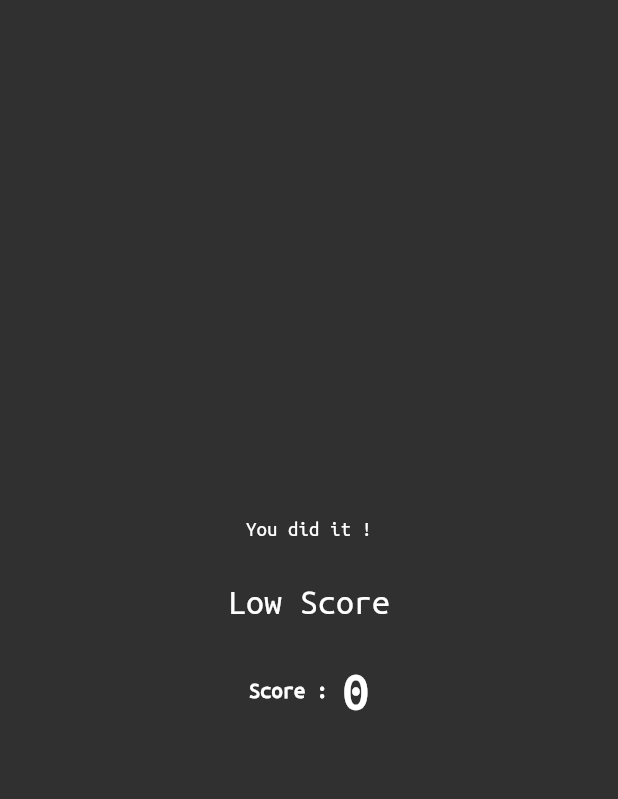
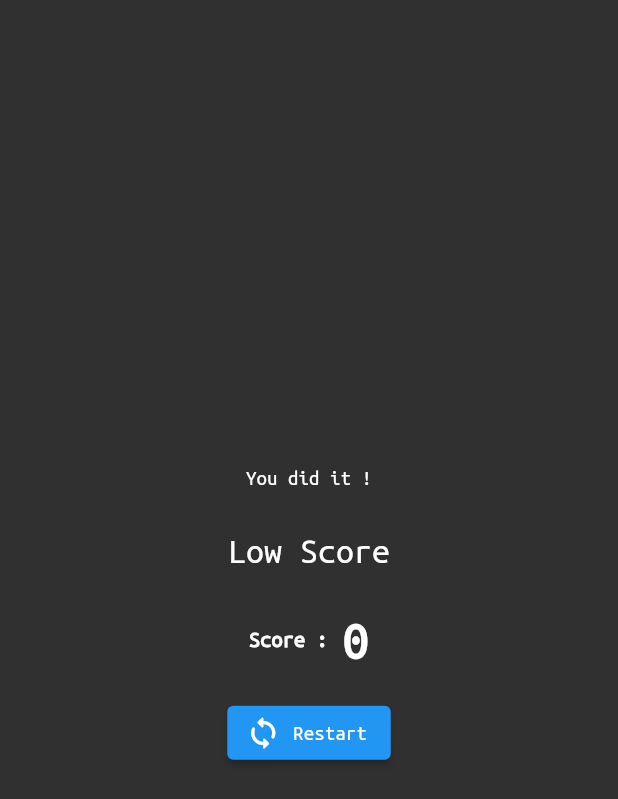
Before and after one commit to ImrulEmon/Quiz-App, a Flutter app: the Result widget shown alone on an empty page, opened directly with empty values, on a phone screen of 412 x 824 dp. Shown: the top 799 px of the screen. Run offline on Flutter 3.47's test engine with Material 2 defaults, Android fonts, the phone set to English and light mode, and no system bars.

Commit message:
Reset/Restart Button

```diff
--- a/lib/result.dart
+++ b/lib/result.dart
@@ -4,8 +4,9 @@ class Result extends StatelessWidget {
   //const Result({Key key}) : super(key: key);
 
   final int resultScore;
+  final Function reset;
 
-  Result(this.resultScore);
+  Result(this.resultScore, this.reset);
 
   String get resultPhrase {
     String resultText;
@@ -60,6 +61,13 @@ class Result extends StatelessWidget {
               ),
             ],
           ),
+          SizedBox(
+            height: 20.0,
+          ),
+          ElevatedButton.icon(
+              onPressed: reset,
+              icon: Icon(Icons.loop_rounded),
+              label: Text('Restart'))
         ],
       ),
     );
```
Also changed, not shown: lib/main.dart (+15 -5 lines).
